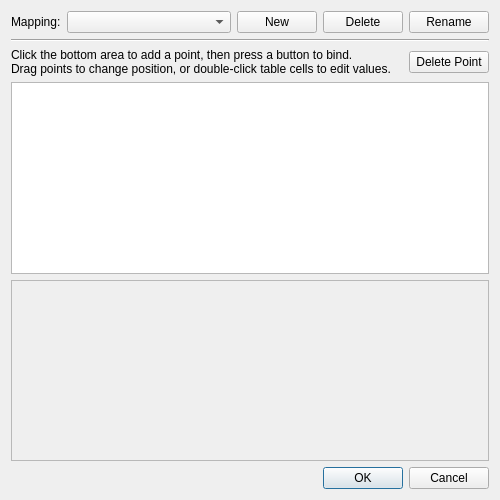
Before: the Qt Designer form core/src/citra_qt/configuration/configure_touch_from_button.ui in ReiKatari/STORM_3DS, drawn with Qt 5.
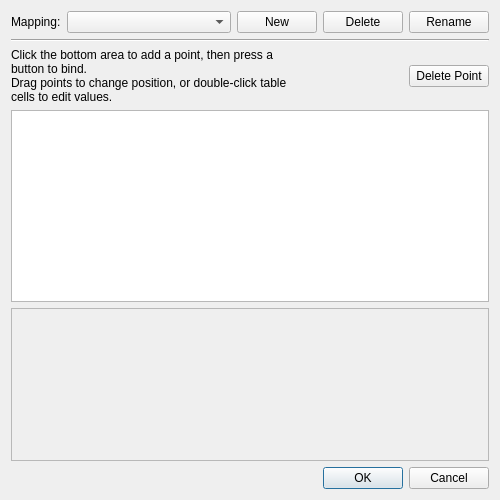
After: the same form once the commit is applied. Custom widgets are drawn as their Qt base class.

```diff
--- a/core/src/citra_qt/configuration/configure_touch_from_button.ui
+++ b/core/src/citra_qt/configuration/configure_touch_from_button.ui
@@ -92,6 +92,9 @@
        <property name="textFormat">
         <enum>Qt::PlainText</enum>
        </property>
+       <property name="wordWrap">
+        <bool>true</bool>
+       </property>
       </widget>
      </item>
      <item>
```
